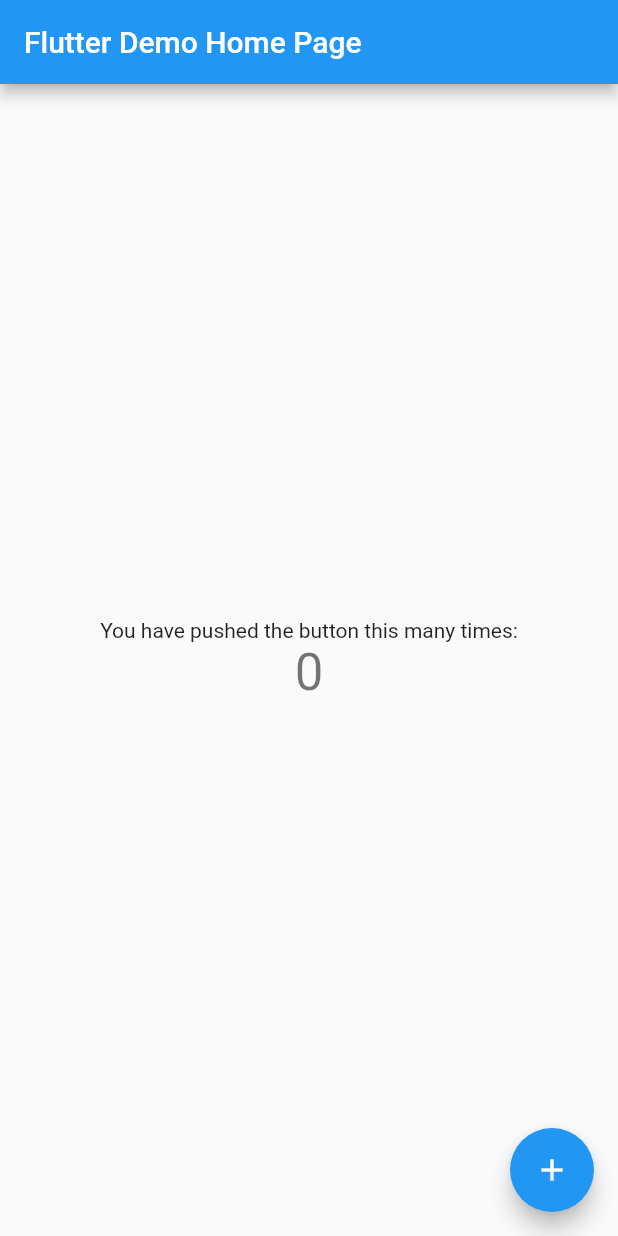
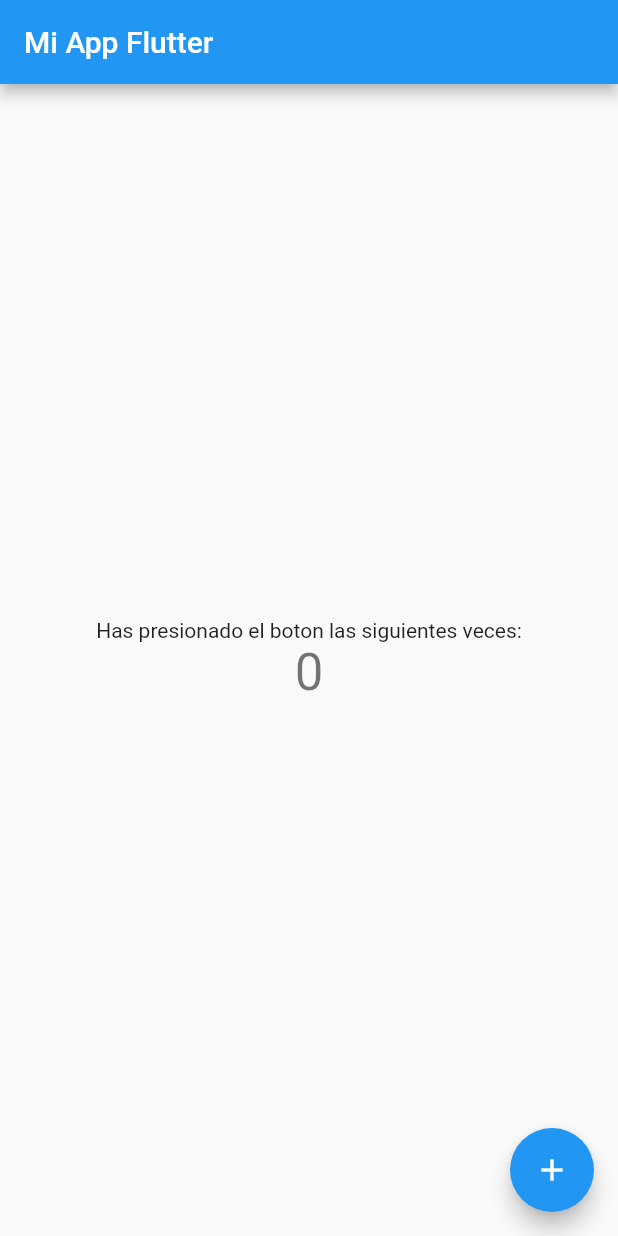
Before and after one commit to vhsanga/victor_app_flutter, a Flutter app: the screen it shows after launch, on a phone screen of 412 x 824 dp. Run offline on Flutter 3.47's test engine with Material 2 defaults, Android fonts, the phone set to English and light mode, and no system bars.

Commit message:
Cambiar palabras al español

```diff
--- a/lib/main.dart
+++ b/lib/main.dart
@@ -24,7 +24,7 @@
         // is not restarted.
         primarySwatch: Colors.blue,
       ),
-      home: const MyHomePage(title: 'Flutter Demo Home Page'),
+      home: const MyHomePage(title: 'Mi App Flutter'),
     );
   }
 }
@@ -96,7 +96,7 @@
           mainAxisAlignment: MainAxisAlignment.center,
           children: <Widget>[
             const Text(
-              'You have pushed the button this many times:',
+              'Has presionado el boton las siguientes veces:',
             ),
             Text(
               '$_counter',
```
